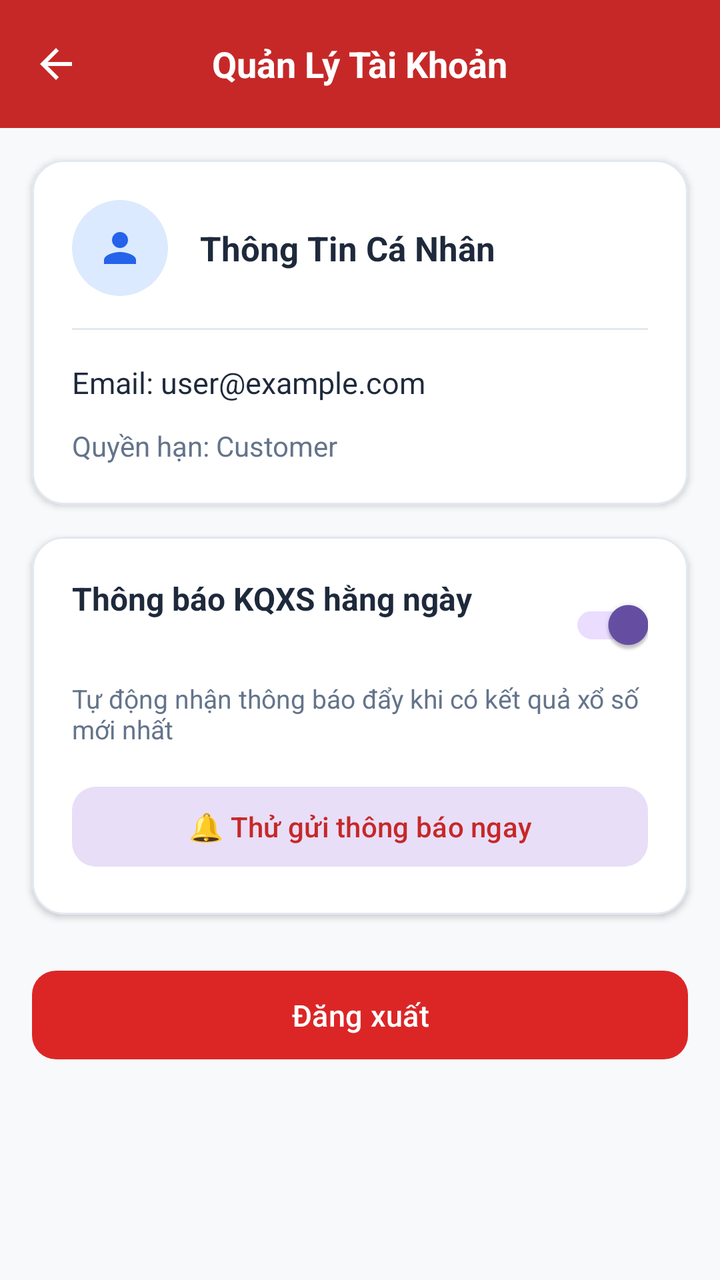
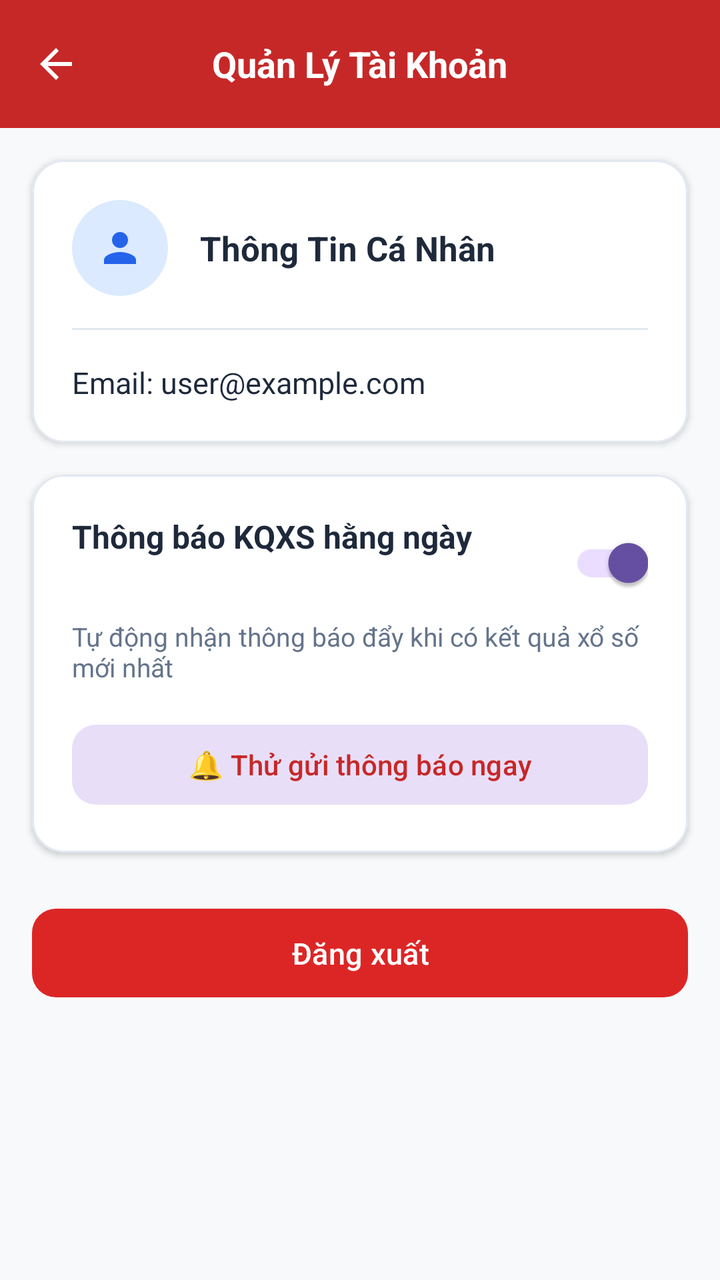

Compare the two renders of this Android layout. The source of the first and the diff that turns it into the second are given below.
<!-- AndroidManifest.xml: application theme Theme.LoterryApp -->
<!-- res/layout/activity_profile.xml -->
<?xml version="1.0" encoding="utf-8"?>
<LinearLayout xmlns:android="http://schemas.android.com/apk/res/android"
    xmlns:app="http://schemas.android.com/apk/res-auto"
    xmlns:tools="http://schemas.android.com/tools"
    android:layout_width="match_parent"
    android:layout_height="match_parent"
    android:orientation="vertical"
    android:background="@color/gray_light"
    tools:context=".ProfileActivity">

    <com.google.android.material.appbar.AppBarLayout
        android:layout_width="match_parent"
        android:layout_height="wrap_content"
        app:elevation="0dp">

        <androidx.appcompat.widget.Toolbar
            android:id="@+id/toolbar"
            android:layout_width="match_parent"
            android:layout_height="?attr/actionBarSize"
            android:background="@color/header_red"
            app:contentInsetStart="0dp">

            <RelativeLayout
                android:layout_width="match_parent"
                android:layout_height="match_parent"
                android:paddingHorizontal="8dp">

                <ImageView
                    android:id="@+id/ivBack"
                    android:layout_width="40dp"
                    android:layout_height="40dp"
                    android:layout_centerVertical="true"
                    android:background="?attr/selectableItemBackgroundBorderless"
                    android:clickable="true"
                    android:focusable="true"
                    android:padding="8dp"
                    android:src="@drawable/ic_back"
                    app:tint="@color/white" />

                <TextView
                    android:layout_width="wrap_content"
                    android:layout_height="wrap_content"
                    android:layout_centerInParent="true"
                    android:text="Quản Lý Tài Khoản"
                    android:textColor="@color/white"
                    android:textSize="18sp"
                    android:textStyle="bold" />
            </RelativeLayout>
        </androidx.appcompat.widget.Toolbar>
    </com.google.android.material.appbar.AppBarLayout>

    <com.google.android.material.card.MaterialCardView
        android:layout_width="match_parent"
        android:layout_height="wrap_content"
        android:layout_margin="16dp"
        app:cardBackgroundColor="@color/white"
        app:cardCornerRadius="16dp"
        app:cardElevation="2dp"
        app:strokeColor="@color/card_stroke"
        app:strokeWidth="1dp">

        <LinearLayout
            android:layout_width="match_parent"
            android:layout_height="wrap_content"
            android:orientation="vertical"
            android:padding="20dp">

            <LinearLayout
                android:layout_width="match_parent"
                android:layout_height="wrap_content"
                android:gravity="center_vertical"
                android:orientation="horizontal">

                <FrameLayout
                    android:layout_width="48dp"
                    android:layout_height="48dp"
                    android:background="@drawable/bg_icon_circle_blue">
                    <ImageView
                        android:layout_width="24dp"
                        android:layout_height="24dp"
                        android:layout_gravity="center"
                        android:src="@drawable/ic_account"
                        app:tint="@color/icon_blue" />
                </FrameLayout>

                <TextView
                    android:layout_width="wrap_content"
                    android:layout_height="wrap_content"
                    android:layout_marginStart="16dp"
                    android:text="Thông Tin Cá Nhân"
                    android:textColor="@color/text_primary"
                    android:textSize="17sp"
                    android:textStyle="bold" />
            </LinearLayout>

            <View
                android:layout_width="match_parent"
                android:layout_height="1dp"
                android:layout_marginVertical="16dp"
                android:background="@color/card_stroke" />

            <TextView
                android:id="@+id/tvEmail"
                android:layout_width="match_parent"
                android:layout_height="wrap_content"
                android:text="Email: user@example.com"
                android:textColor="@color/text_primary"
                android:textSize="15sp" />

            <TextView
                android:id="@+id/tvRole"
                android:layout_width="match_parent"
                android:layout_height="wrap_content"
                android:layout_marginTop="12dp"
                android:text="Quyền hạn: Customer"
                android:textColor="@color/text_secondary"
                android:textSize="14sp" />

        </LinearLayout>
    </com.google.android.material.card.MaterialCardView>

    
    <com.google.android.material.card.MaterialCardView
        android:layout_width="match_parent"
        android:layout_height="wrap_content"
        android:layout_marginHorizontal="16dp"
        android:layout_marginBottom="16dp"
        app:cardBackgroundColor="@color/white"
        app:cardCornerRadius="16dp"
        app:cardElevation="2dp"
        app:strokeColor="@color/card_stroke"
        app:strokeWidth="1dp">

        <LinearLayout
            android:layout_width="match_parent"
            android:layout_height="wrap_content"
            android:orientation="vertical"
            android:padding="20dp">

            <RelativeLayout
                android:layout_width="match_parent"
                android:layout_height="wrap_content">

                <TextView
                    android:layout_width="wrap_content"
                    android:layout_height="wrap_content"
                    android:text="Thông báo KQXS hằng ngày"
                    android:textColor="@color/text_primary"
                    android:textSize="16sp"
                    android:textStyle="bold" />

                <com.google.android.material.switchmaterial.SwitchMaterial
                    android:id="@+id/switchNotification"
                    android:layout_width="wrap_content"
                    android:layout_height="wrap_content"
                    android:layout_alignParentEnd="true"
                    android:checked="true" />
            </RelativeLayout>

            <TextView
                android:layout_width="match_parent"
                android:layout_height="wrap_content"
                android:layout_marginTop="4dp"
                android:text="Tự động nhận thông báo đẩy khi có kết quả xổ số mới nhất"
                android:textColor="@color/text_secondary"
                android:textSize="13sp" />

            <com.google.android.material.button.MaterialButton
                android:id="@+id/btnTestNotification"
                style="@style/Widget.Material3.Button.TonalButton"
                android:layout_width="match_parent"
                android:layout_height="wrap_content"
                android:layout_marginTop="16dp"
                android:text="🔔 Thử gửi thông báo ngay"
                android:textColor="@color/header_red"
                android:textSize="14sp"
                app:cornerRadius="12dp" />

        </LinearLayout>
    </com.google.android.material.card.MaterialCardView>

    <com.google.android.material.button.MaterialButton
        android:id="@+id/btnLogout"
        android:layout_width="match_parent"
        android:layout_height="wrap_content"
        android:layout_marginHorizontal="16dp"
        android:layout_marginTop="8dp"
        android:paddingVertical="12dp"
        android:text="Đăng xuất"
        android:textColor="@color/white"
        android:textSize="15sp"
        app:backgroundTint="@color/icon_red"
        app:cornerRadius="12dp" />

</LinearLayout>
<!-- resources referenced by this layout -->
<resources>
  <color name="card_stroke">#E2E8F0</color>
  <color name="gray_light">#F8F9FA</color>
  <color name="header_red">#C62828</color>
  <color name="icon_blue">#2563EB</color>
  <color name="icon_red">#DC2626</color>
  <color name="text_primary">#1E293B</color>
  <color name="text_secondary">#64748B</color>
  <color name="white">#FFFFFFFF</color>
  <!-- drawable bg_icon_circle_blue (drawable) -->
  <?xml version="1.0" encoding="utf-8"?>
  <shape xmlns:android="http://schemas.android.com/apk/res/android"
      android:shape="oval">
      <solid android:color="#DBEAFE" />
  </shape>
  <!-- drawable ic_account (drawable) -->
  <vector xmlns:android="http://schemas.android.com/apk/res/android"
      android:width="24dp"
      android:height="24dp"
      android:viewportWidth="24"
      android:viewportHeight="24">
      <path
          android:fillColor="#FFFFFFFF"
          android:pathData="M12,12c2.21,0 4,-1.79 4,-4s-1.79,-4 -4,-4 -4,1.79 -4,4 1.79,4 4,4zm0,2c-2.67,0 -8,1.34 -8,4v2h16v-2c0,-2.66 -5.33,-4 -8,-4z"/>
  </vector>
  <!-- drawable ic_back (drawable) -->
  <vector xmlns:android="http://schemas.android.com/apk/res/android"
      android:width="24dp"
      android:height="24dp"
      android:viewportWidth="24"
      android:viewportHeight="24">
      <path
          android:fillColor="#FFFFFFFF"
          android:pathData="M20,11H7.83l5.59,-5.59L12,4l-8,8 8,8 1.41,-1.41L7.83,13H20v-2z"/>
  </vector>
  <style name="Theme.LoterryApp" parent="Base.Theme.LoterryApp" />
  <style name="Base.Theme.LoterryApp" parent="Theme.Material3.DayNight.NoActionBar">
          
          
      </style>
</resources>

<!-- the commit's change to res/layout/activity_profile.xml (unified diff, before → after) -->
@@ -107,15 +107,6 @@
                 android:textColor="@color/text_primary"
                 android:textSize="15sp" />
 
-            <TextView
-                android:id="@+id/tvRole"
-                android:layout_width="match_parent"
-                android:layout_height="wrap_content"
-                android:layout_marginTop="12dp"
-                android:text="Quyền hạn: Customer"
-                android:textColor="@color/text_secondary"
-                android:textSize="14sp" />
-
         </LinearLayout>
     </com.google.android.material.card.MaterialCardView>
 
@@ -176,6 +167,19 @@
                 android:textSize="14sp"
                 app:cornerRadius="12dp" />
 
+            
+            <com.google.android.material.button.MaterialButton
+                android:id="@+id/btnRunCheckNow"
+                style="@style/Widget.Material3.Button.OutlinedButton"
+                android:layout_width="match_parent"
+                android:layout_height="wrap_content"
+                android:layout_marginTop="8dp"
+                android:text="🛠 Chạy kiểm tra kết quả ngay (debug)"
+                android:textColor="@color/text_secondary"
+                android:textSize="14sp"
+                android:visibility="gone"
+                app:cornerRadius="12dp" />
+
         </LinearLayout>
     </com.google.android.material.card.MaterialCardView>
 
